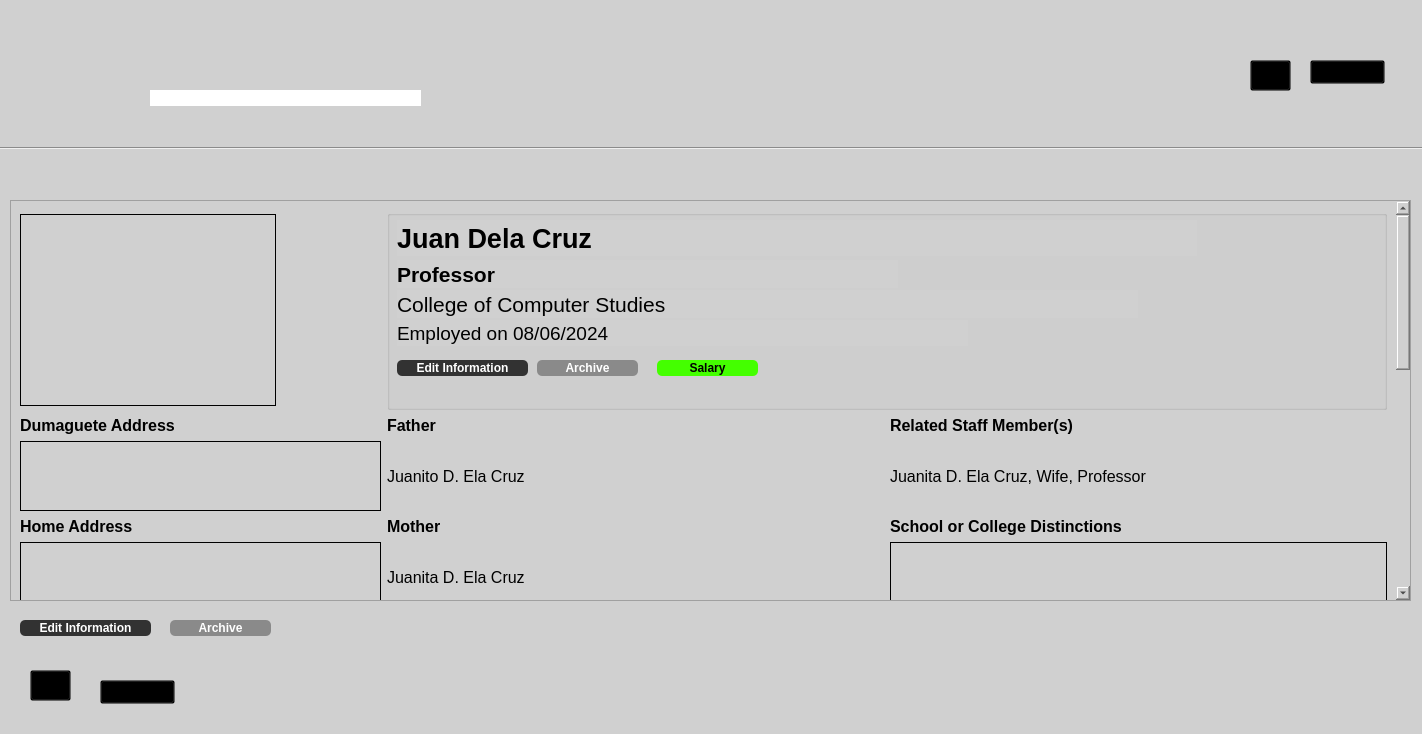
Above: GUI/preview_template_withscroll.ui from NickZuidema/SUHR-System before the change. Below: the same form after it.
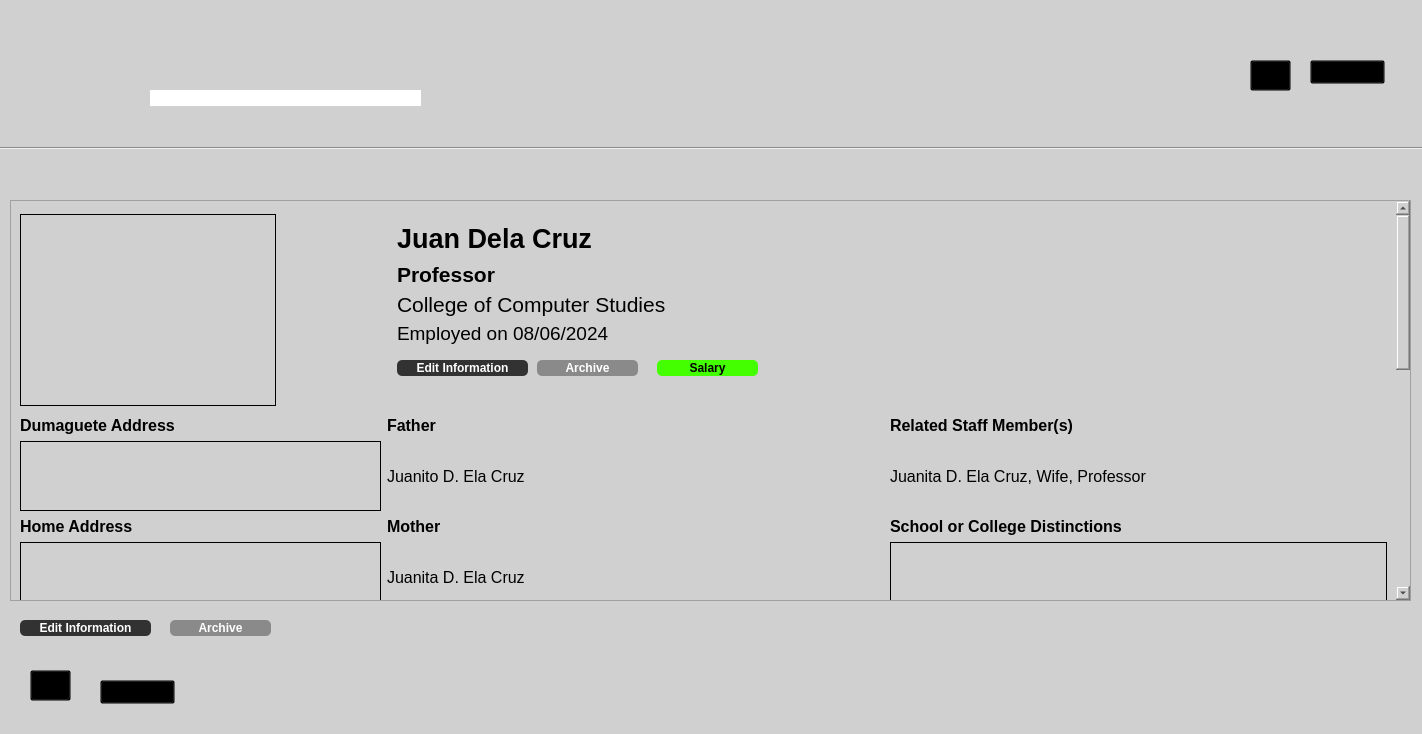
That is the form after the change. Icons and pictures are not drawn.

What changed in the file:
```diff
--- a/GUI/preview_template_withscroll.ui
+++ b/GUI/preview_template_withscroll.ui
@@ -529,6 +529,9 @@
           <height>200</height>
          </size>
         </property>
+        <property name="styleSheet">
+         <string notr="true">border: 0px;</string>
+        </property>
         <property name="title">
          <string/>
         </property>
```
